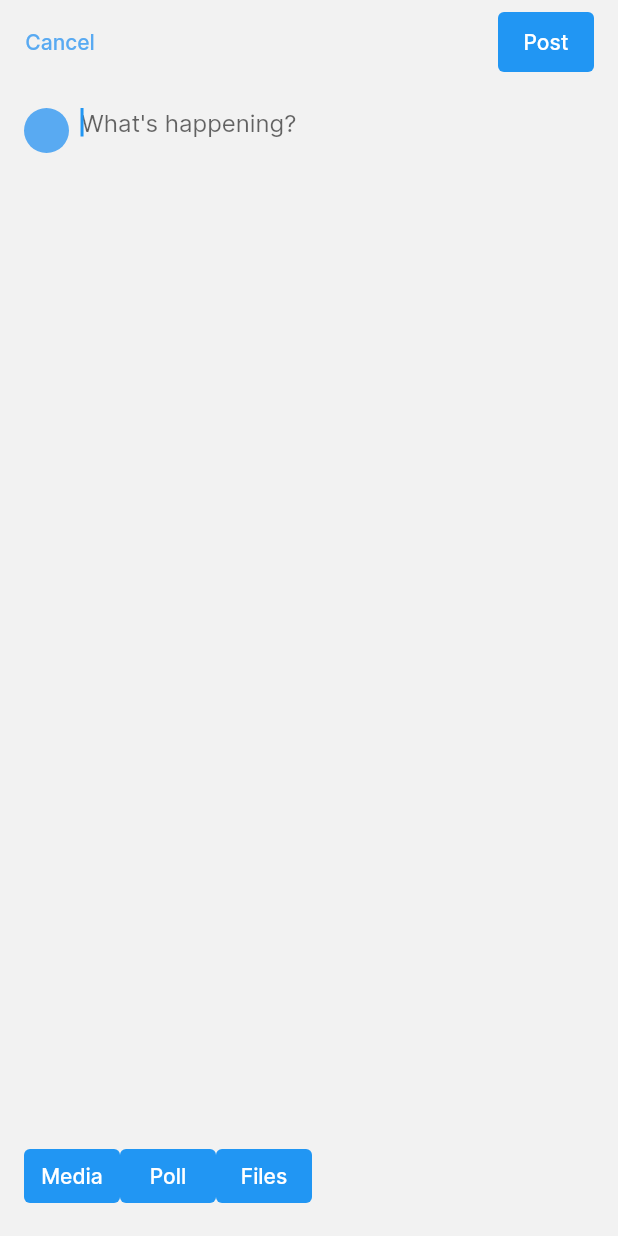
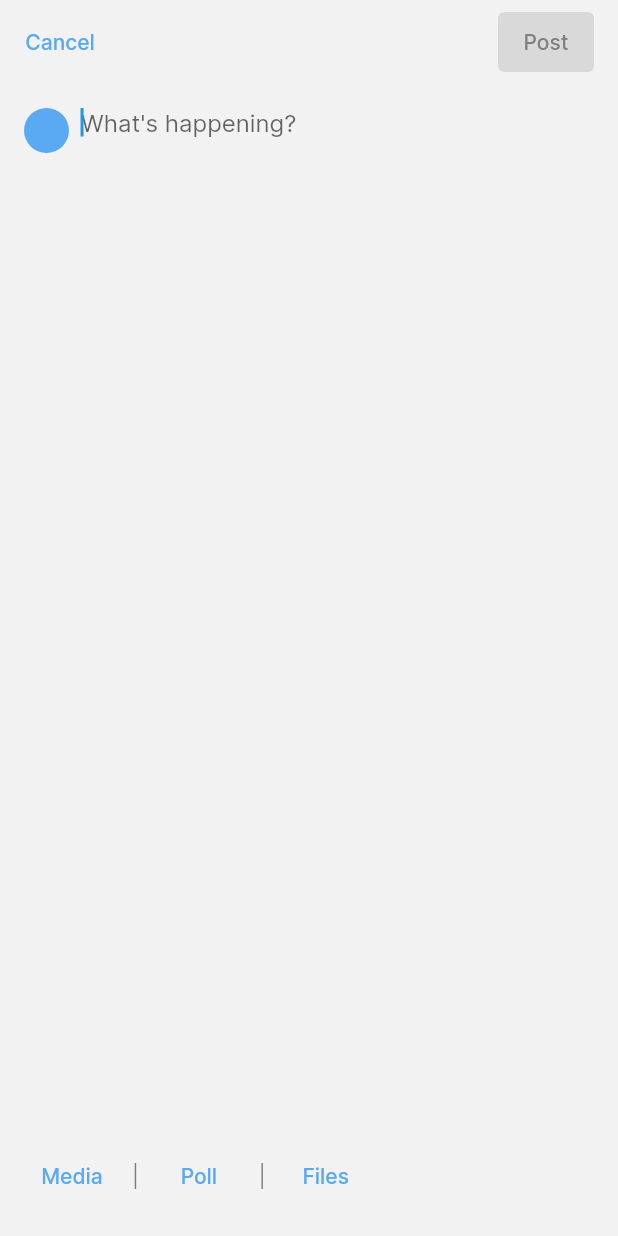
Before and after one commit to cwnuramirah/murai, a Flutter app: the NewPostPage screen opened directly, on a phone screen of 412 x 824 dp. Run offline on Flutter 3.47's test engine with Material 2 defaults, Android fonts, the phone set to English and light mode, and no system bars; our stand-ins replace bloc, equatable, flutter_bloc.

Commit message:
refactor NewPostPage

```diff
--- /dev/null
+++ b/frontend/lib/ui/pages/new_post/new_post_page.dart
@@ -0,0 +1,187 @@
+import 'package:flutter/material.dart';
+import 'package:frontend/bloc/post_bloc.dart';
+import 'package:flutter_bloc/flutter_bloc.dart';
+import 'package:frontend/models/post_model.dart';
+import 'package:frontend/theme.dart';
+import 'package:frontend/ui/components/appbar_button_padding.dart';
+import 'package:frontend/ui/components/btn_no_splash.dart';
+import 'package:frontend/ui/pages/new_post/cancel_new_post_confirmation_modal.dart';
+
+class NewPostPage extends StatefulWidget {
+  const NewPostPage({super.key});
+
+  @override
+  State<NewPostPage> createState() => _NewPostPageState();
+}
+
+class _NewPostPageState extends State<NewPostPage> {
+  final _contentController = TextEditingController();
+  bool contentIsNotEmpty = false;
+  bool mediaIsNotEmpty = false;
+  late Post newPost;
+
+  @override
+  void initState() {
+    super.initState();
+
+    setState(() {
+      newPost = Post(
+        username: 'dian.nasar',
+        userId: 'dnn1309x',
+        timestamp: DateTime.now().toString(),
+        postId:  DateTime.now().toString(),
+        likeCount: 0,
+        replyCount: 0,
+      );
+    });
+
+    _contentController.addListener(_setContentIsNotEmpty);
+  }
+
+  @override
+  void dispose() {
+    _contentController.dispose();
+    super.dispose();
+  }
+
+  @override
+  Widget build(BuildContext context) {
+    return Scaffold(
+      backgroundColor: StyledColor.greyLight,
+      appBar: AppBar(
+        leadingWidth: StyledSize.grid * 10,
+        // Cancel Button
+        leading: AppbarButtonMargin(
+          child: NoSplashButton(
+            onPressed: () => contentIsNotEmpty || mediaIsNotEmpty
+                ? _cancelNewPostConfirmation(context)
+                : Navigator.pop(context),
+            child: const Text('Cancel'),
+          ),
+        ),
+        actions: [
+          // Post Button
+          AppbarButtonMargin(
+            child: TextButton(
+              onPressed: contentIsNotEmpty || mediaIsNotEmpty
+                  ? () {
+                      setState(() {
+                        newPost = newPost.copyWith(postContent: _contentController.text);
+                      });
+                      context.read<PostBloc>().add(AddPost(newPost));
+                      Navigator.pop(context);
+                    }
+                  : null,
+              style: TextButton.styleFrom(
+                  backgroundColor: Colors.blue,
+                  foregroundColor: Colors.white,
+                  disabledBackgroundColor: StyledColor.grey,
+                  disabledForegroundColor: StyledColor.greyDark,
+                  padding: const EdgeInsets.symmetric(vertical: StyledSize.sm)),
+              child: const Text('Post'),
+            ),
+          )
+        ],
+        backgroundColor: StyledColor.greyLight,
+        foregroundColor: StyledColor.black,
+        elevation: 0,
+      ),
+      body: Padding(
+        padding: const EdgeInsets.all(StyledSize.md),
+        child: Column(
+          children: [
+            Expanded(
+              child: Row(
+                mainAxisAlignment: MainAxisAlignment.start,
+                crossAxisAlignment: CrossAxisAlignment.start,
+                children: [
+                  Container(
+                    width: 30,
+                    height: 30,
+                    decoration: BoxDecoration(
+                      color: StyledColor.blue,
+                      borderRadius: BorderRadius.circular(50),
+                    ),
+                  ),
+                  Spacing.horizontal.sm,
+                  Expanded(
+                    child: TextField(
+                      controller: _contentController,
+                      autofocus: true,
+                      maxLines: 10,
+                      decoration: const InputDecoration(
+                        contentPadding: EdgeInsets.zero,
+                        hintText: "What's happening?",
+                        border: InputBorder.none,
+                      ),
+                    ),
+                  ),
+                ],
+              ),
+            ),
+            Row(
+              mainAxisSize: MainAxisSize.max,
+              children: [
+                NoSplashButton(
+                  textColor: StyledColor.blue,
+                  onPressed: () {},
+                  child: const Text('Media'),
+                ),
+                const Padding(
+                    padding: EdgeInsets.symmetric(horizontal: StyledSize.sm),
+                    child: Text('|',
+                        style: TextStyle(color: StyledColor.greyDark))),
+                NoSplashButton(
+                  textColor: StyledColor.blue,
+                  onPressed: () {},
+                  child: const Text('Poll'),
+                ),
+                const Padding(
+                    padding: EdgeInsets.symmetric(horizontal: StyledSize.sm),
+                    child: Text('|',
+                        style: TextStyle(color: StyledColor.greyDark))),
+                NoSplashButton(
+                  textColor: StyledColor.blue,
+                  onPressed: () {},
+                  child: const Text('Files'),
+                ),
+              ],
+            ),
+          ],
+        ),
+      ),
+    );
+  }
+
+  bool _setContentIsNotEmpty() {
+    //TODO: This setState only for testing. check textfield/media/poll/file is empty
+    setState(() {
+      mediaIsNotEmpty = contentIsNotEmpty;
+    });
+    if (_contentController.text.isNotEmpty) {
+      setState(() {
+        contentIsNotEmpty = true;
+      });
+      return true;
+    } else {
+      setState(() {
+        contentIsNotEmpty = false;
+      });
+      return false;
+    }
+  }
+
+  Future<dynamic> _cancelNewPostConfirmation(BuildContext context) {
+    return showModalBottomSheet(
+      context: context,
+      shape: const RoundedRectangleBorder(
+        borderRadius: BorderRadius.vertical(
+          top: Radius.circular(20.0),
+        ),
+      ),
+      builder: (BuildContext context) {
+        return const CancelNewPostConfirmationModal();
+      },
+    );
+  }
+}
--- a/frontend/lib/ui/pages/stream/new_post_page.dart
+++ /dev/null
@@ -1,182 +0,0 @@
-import 'package:flutter/material.dart';
-import 'package:frontend/theme.dart';
-import 'package:frontend/ui/components/appbar_button_padding.dart';
-import 'package:frontend/ui/components/btn_no_splash.dart';
-
-class NewPostPage extends StatefulWidget {
-  const NewPostPage({super.key});
-
-  @override
-  State<NewPostPage> createState() => _NewPostPageState();
-}
-
-class _NewPostPageState extends State<NewPostPage> {
-  final _contentController = TextEditingController();
-
-  @override
-  Widget build(BuildContext context) {
-    return Scaffold(
-      backgroundColor: StyledColor.greyLight,
-      appBar: AppBar(
-        leadingWidth: StyledSize.grid * 10,
-        leading: AppbarButtonMargin(
-          child: NoSplashButton(
-              onPressed: () => cancelNewPostConfirmation(context),
-              child: const Text('Cancel'),
-            ),
-        ),
-        actions: [
-          AppbarButtonMargin(
-            child: TextButton(
-              onPressed: () {
-                // context.read<PostBloc>().add(AddPost(contentController.text));
-              },
-              style: TextButton.styleFrom(
-                  backgroundColor: Colors.blue,
-                  foregroundColor: Colors.white,
-                  padding: const EdgeInsets.symmetric(vertical: StyledSize.sm)),
-              child: const Text('Post'),
-            ),
-          )
-        ],
-        backgroundColor: StyledColor.greyLight,
-        foregroundColor: StyledColor.black,
-        elevation: 0,
-      ),
-      body: Padding(
-        padding: const EdgeInsets.all(StyledSize.md),
-        child: Column(
-          children: [
-            Expanded(
-              child: Row(
-                mainAxisAlignment: MainAxisAlignment.start,
-                crossAxisAlignment: CrossAxisAlignment.start,
-                children: [
-                  Container(
-                    width: 30,
-                    height: 30,
-                    decoration: BoxDecoration(
-                      color: StyledColor.blue,
-                      borderRadius: BorderRadius.circular(50),
-                    ),
-                  ),
-                  Spacing.horizontal.sm,
-                  Expanded(
-                    child: TextField(
-                      controller: _contentController,
-                      autofocus: true,
-                      maxLines: 10,
-                      decoration: const InputDecoration(
-                        contentPadding: EdgeInsets.zero,
-                        hintText: "What's happening?",
-                        border: InputBorder.none,
-                      ),
-                    ),
-                  ),
-                ],
-              ),
-            ),
-            Row(
-              children: [
-                TextButton(
-                  onPressed: () {},
-                  style: TextButton.styleFrom(
-                      backgroundColor: Colors.blue,
-                      foregroundColor: Colors.white,
-                      padding:
-                          const EdgeInsets.symmetric(vertical: StyledSize.sm)),
-                  child: const Text('Media'),
-                ),
-                TextButton(
-                  onPressed: () {},
-                  style: TextButton.styleFrom(
-                      backgroundColor: Colors.blue,
-                      foregroundColor: Colors.white,
-                      padding:
-                          const EdgeInsets.symmetric(vertical: StyledSize.sm)),
-                  child: const Text('Poll'),
-                ),
-                TextButton(
-                  onPressed: () {},
-                  style: TextButton.styleFrom(
-                      backgroundColor: Colors.blue,
-                      foregroundColor: Colors.white,
-                      padding:
-                          const EdgeInsets.symmetric(vertical: StyledSize.sm)),
-                  child: const Text('Files'),
-                ),
-              ],
-            ),
-          ],
-        ),
-      ),
-    );
-  }
-
-  Future<dynamic> cancelNewPostConfirmation(BuildContext context) {
-    return showModalBottomSheet(
-            context: context,
-            shape: const RoundedRectangleBorder(
-              borderRadius: BorderRadius.vertical(
-                top: Radius.circular(20.0),
-              ),
-            ),
-            builder: (BuildContext context) {
-              return Padding(
-                padding: const EdgeInsets.all(StyledSize.lg),
-                child: Column(
-                  mainAxisSize: MainAxisSize.min,
-                  children: [
-                    TextButton(
-                      onPressed: () => Navigator.of(context)
-                        ..pop()
-                        ..pop(),
-                      style: TextButton.styleFrom(
-                        foregroundColor: Colors.red,
-                        backgroundColor: StyledColor.greyLight,
-                        shape: RoundedRectangleBorder(
-                            borderRadius: BorderRadius.circular(50)),
-                        padding: const EdgeInsets.symmetric(
-                          vertical: StyledSize.md,
-                          horizontal: StyledSize.lg,
-                        ),
-                      ),
-                      child: Row(
-                        crossAxisAlignment: CrossAxisAlignment.center,
-                        children: [
-                          const Icon(Icons.delete_rounded),
-                          Spacing.horizontal.md,
-                          const Text('Delete'),
-                        ],
-                      ),
-                    ),
-                    Spacing.vertical.md,
-                    TextButton(
-                      onPressed: () => Navigator.pop(context),
-                      style: TextButton.styleFrom(
-                        backgroundColor: StyledColor.greyLight,
-                        foregroundColor: StyledColor.black,
-                        side: const BorderSide(color: StyledColor.black),
-                        shape: RoundedRectangleBorder(
-                            borderRadius: BorderRadius.circular(50)),
-                        padding: const EdgeInsets.symmetric(
-                          vertical: StyledSize.md,
-                          horizontal: StyledSize.lg,
-                        ),
-                      ),
-                      child: Row(
-                        crossAxisAlignment: CrossAxisAlignment.center,
-                        children: [
-                          const Icon(Icons.cancel_rounded),
-                          Spacing.horizontal.md,
-                          const Text('Cancel'),
-                        ],
-                      ),
-                    ),
-                  ],
-                ),
-              );
-            },
-          );
-  }
-}
--- a/frontend/lib/ui/pages/stream/stream_page.dart
+++ b/frontend/lib/ui/pages/stream/stream_page.dart
@@ -1,6 +1,6 @@
 import 'package:flutter/material.dart';
 import 'package:flutter_bloc/flutter_bloc.dart';
-import 'package:frontend/ui/pages/stream/new_post_page.dart';
+import 'package:frontend/ui/pages/new_post/new_post_page.dart';
 import 'package:frontend/bloc/post_bloc.dart';
 import 'package:frontend/ui/pages/stream/post_card.dart';
 import 'package:frontend/theme.dart';
```
Also changed, not shown: frontend/lib/ui/pages/new_post/cancel_new_post_confirmation_modal.dart (added, +66 -0 lines).
